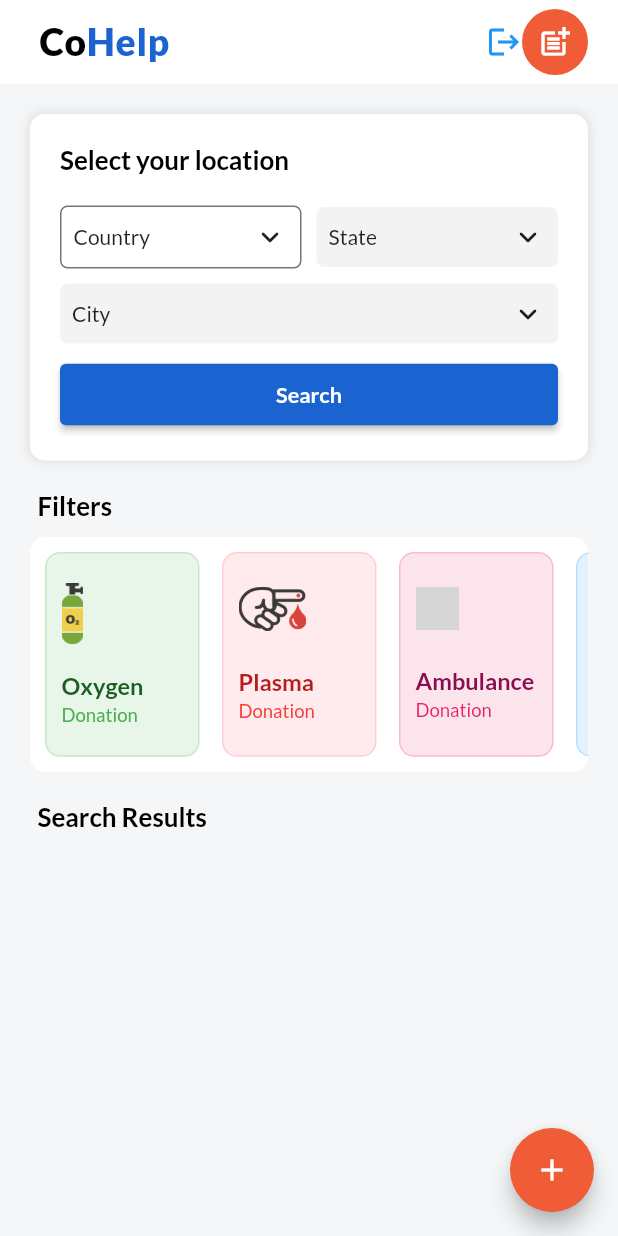
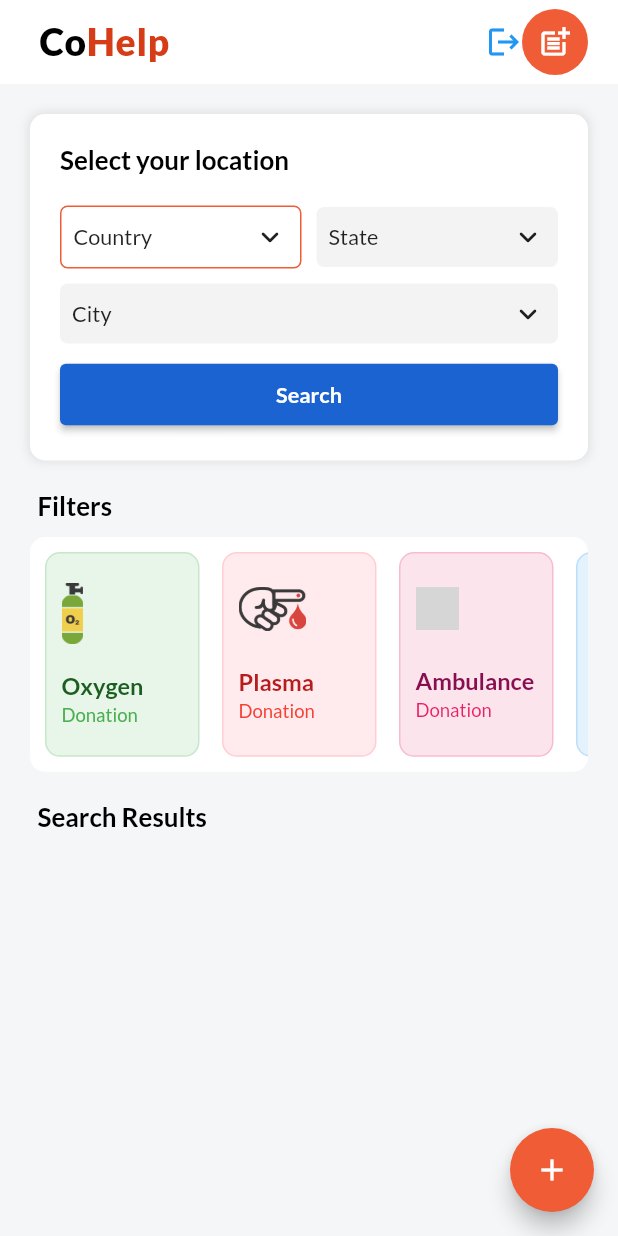
Before and after one commit to Ujjwal-here/Covid-help, a Flutter app: the screen it shows once a user with an empty profile is signed in, on a phone screen of 412 x 824 dp. Run offline on Flutter 3.47's test engine with Material 2 defaults, Android fonts, the phone set to English and light mode, and no system bars; drawn by our look-alikes of csc_picker; our stand-ins replace cloud_firestore, equatable, firebase_auth, firebase_core, get, google_fonts and 1 more; missing offline and left inert: enum_to_string; accounts and stored records are empty; grey boxes are pictures that could not be loaded.

Commit message:
minor changes

```diff
--- a/lib/screens/homescreen.dart
+++ b/lib/screens/homescreen.dart
@@ -18,7 +18,8 @@ class HomeScreen extends StatelessWidget {
   @override
   Widget build(BuildContext context) {
     SizeConfig().init(context);
-    return Scaffold(
+    return SafeArea(
+      child: Scaffold(
         appBar: AppBar(
           title: Container(
             margin: EdgeInsets.only(left: 10),
@@ -37,7 +38,7 @@ class HomeScreen extends StatelessWidget {
                   "Help",
                   style: GoogleFonts.lato(
                     fontSize: SizeConfig.safeBlockHorizontal * 6,
-                  color: Color.fromRGBO(26, 99, 209, 1),
+                    color: const Color.fromRGBO(214, 61, 22, 1),
                     fontWeight: FontWeight.w900,
                     letterSpacing: 0.5,
                   ),
@@ -59,10 +60,10 @@ class HomeScreen extends StatelessWidget {
               ),
             ),
             Container(
-            padding: EdgeInsets.all(10),
+              padding: const EdgeInsets.all(10),
               decoration: BoxDecoration(
                 shape: BoxShape.circle,
-              color: Color.fromRGBO(239, 92, 54, 1),
+                color: const Color.fromRGBO(239, 92, 54, 1),
               ),
               margin: const EdgeInsets.only(right: 20),
               child: GestureDetector(
@@ -77,7 +78,7 @@ class HomeScreen extends StatelessWidget {
             ),
           ],
         ),
-      backgroundColor: Color.fromRGBO(244, 246, 248, 1),
+        backgroundColor: const Color.fromRGBO(244, 246, 248, 1),
         body: CustomScrollView(
           slivers: [
             SliverToBoxAdapter(
@@ -121,14 +122,16 @@ class HomeScreen extends StatelessWidget {
                                 borderRadius: BorderRadius.circular(5),
                                 color: Colors.white,
                                 border: Border.all(
-                                color: Colors.black54,
+                                  color: const Color.fromRGBO(239, 92, 54, 1),
                                 ),
                               ),
                               disabledDropdownDecoration: BoxDecoration(
                                 color: Color.fromRGBO(243, 243, 243, 1),
                                 borderRadius: BorderRadius.circular(5),
                               ),
-                            selectedItemStyle: GoogleFonts.lato(),
+                              selectedItemStyle: GoogleFonts.lato(
+                                fontSize: SizeConfig.safeBlockHorizontal * 3.5,
+                              ),
                               dropdownHeadingStyle:
                                   GoogleFonts.lato(color: Colors.white),
                               dropdownItemStyle: GoogleFonts.lato(),
@@ -157,7 +160,7 @@ class HomeScreen extends StatelessWidget {
                                   EdgeInsets.all(12),
                                 ),
                                 backgroundColor: MaterialStateProperty.all(
-                                Color.fromRGBO(26, 99, 209, 1),
+                                  const Color.fromRGBO(26, 99, 209, 1),
                                 ),
                                 textStyle: MaterialStateProperty.all(
                                   GoogleFonts.lato(
@@ -188,7 +191,7 @@ class HomeScreen extends StatelessWidget {
                       builder: (controller) {
                         return Container(
                           height: SizeConfig.blockSizeVertical * 19,
-                        margin: EdgeInsets.only(top: 10),
+                          margin: const EdgeInsets.only(top: 10),
                           decoration: BoxDecoration(
                             color: Colors.white,
                             borderRadius: BorderRadius.circular(10),
@@ -215,12 +218,14 @@ class HomeScreen extends StatelessWidget {
                                     ),
                                   ),
                                   child: Column(
-                                  crossAxisAlignment: CrossAxisAlignment.start,
+                                    crossAxisAlignment:
+                                        CrossAxisAlignment.start,
                                     mainAxisAlignment:
                                         MainAxisAlignment.spaceAround,
                                     children: [
                                       Image(
-                                      height: SizeConfig.blockSizeVertical * 5,
+                                        height:
+                                            SizeConfig.blockSizeVertical * 5,
                                         image: AssetImage(
                                           "assets/oxygen-cylinder.png",
                                         ),
@@ -267,7 +272,7 @@ class HomeScreen extends StatelessWidget {
                                 },
                                 child: Container(
                                   width: SizeConfig.blockSizeHorizontal * 25,
-                                margin: EdgeInsets.only(
+                                  margin: const EdgeInsets.only(
                                       right: 10, top: 10, left: 5, bottom: 10),
                                   padding: const EdgeInsets.all(10),
                                   decoration: BoxDecoration(
@@ -280,7 +285,8 @@ class HomeScreen extends StatelessWidget {
                                     ),
                                   ),
                                   child: Column(
-                                  crossAxisAlignment: CrossAxisAlignment.start,
+                                    crossAxisAlignment:
+                                        CrossAxisAlignment.start,
                                     mainAxisAlignment:
                                         MainAxisAlignment.spaceAround,
                                     children: [
@@ -333,20 +339,22 @@ class HomeScreen extends StatelessWidget {
                                 },
                                 child: Container(
                                   width: SizeConfig.blockSizeHorizontal * 25,
-                                margin: EdgeInsets.only(
+                                  margin: const EdgeInsets.only(
                                       right: 10, top: 10, left: 5, bottom: 10),
                                   padding: const EdgeInsets.all(10),
                                   decoration: BoxDecoration(
                                     color: Colors.pink[50],
                                     borderRadius: BorderRadius.circular(10),
                                     border: Border.all(
-                                    color: controller.isAmbulanceSelected.value
+                                      color:
+                                          controller.isAmbulanceSelected.value
                                               ? Colors.red
                                               : Colors.pink[100],
                                     ),
                                   ),
                                   child: Column(
-                                  crossAxisAlignment: CrossAxisAlignment.start,
+                                    crossAxisAlignment:
+                                        CrossAxisAlignment.start,
                                     mainAxisAlignment:
                                         MainAxisAlignment.spaceAround,
                                     children: [
@@ -399,7 +407,7 @@ class HomeScreen extends StatelessWidget {
                                 },
                                 child: Container(
                                   width: SizeConfig.blockSizeHorizontal * 25,
-                                margin: EdgeInsets.only(
+                                  margin: const EdgeInsets.only(
                                       right: 10, top: 10, left: 5, bottom: 10),
                                   padding: const EdgeInsets.all(10),
                                   decoration: BoxDecoration(
@@ -412,12 +420,14 @@ class HomeScreen extends StatelessWidget {
                                     ),
                                   ),
                                   child: Column(
-                                  crossAxisAlignment: CrossAxisAlignment.start,
+                                    crossAxisAlignment:
+                                        CrossAxisAlignment.start,
                                     mainAxisAlignment:
                                         MainAxisAlignment.spaceAround,
                                     children: [
                                       Image(
-                                      height: SizeConfig.blockSizeVertical * 3,
+                                        height:
+                                            SizeConfig.blockSizeVertical * 3,
                                         image: AssetImage(
                                           "assets/pills-tablets.png",
                                         ),
@@ -464,7 +474,7 @@ class HomeScreen extends StatelessWidget {
                                 },
                                 child: Container(
                                   width: SizeConfig.blockSizeHorizontal * 25,
-                                margin: EdgeInsets.only(
+                                  margin: const EdgeInsets.only(
                                       right: 10, top: 10, left: 5, bottom: 10),
                                   padding: const EdgeInsets.all(10),
                                   decoration: BoxDecoration(
@@ -477,7 +487,8 @@ class HomeScreen extends StatelessWidget {
                                     ),
                                   ),
                                   child: Column(
-                                  crossAxisAlignment: CrossAxisAlignment.start,
+                                    crossAxisAlignment:
+                                        CrossAxisAlignment.start,
                                     mainAxisAlignment:
                                         MainAxisAlignment.spaceAround,
                                     children: [
@@ -530,7 +541,7 @@ class HomeScreen extends StatelessWidget {
                                 },
                                 child: Container(
                                   width: SizeConfig.blockSizeHorizontal * 25,
-                                margin: EdgeInsets.only(
+                                  margin: const EdgeInsets.only(
                                       right: 10, top: 10, left: 5, bottom: 10),
                                   padding: const EdgeInsets.all(10),
                                   decoration: BoxDecoration(
@@ -543,12 +554,14 @@ class HomeScreen extends StatelessWidget {
                                     ),
                                   ),
                                   child: Column(
-                                  crossAxisAlignment: CrossAxisAlignment.start,
+                                    crossAxisAlignment:
+                                        CrossAxisAlignment.start,
                                     mainAxisAlignment:
                                         MainAxisAlignment.spaceAround,
                                     children: [
                                       Image(
-                                      height: SizeConfig.blockSizeVertical * 4,
+                                        height:
+                                            SizeConfig.blockSizeVertical * 4,
                                         image: AssetImage(
                                           "assets/donate-donation.png",
                                         ),
@@ -658,7 +671,8 @@ class HomeScreen extends StatelessWidget {
                                 maxLines: 1,
                                 overflow: TextOverflow.ellipsis,
                                 style: GoogleFonts.lato(
-                                fontSize: SizeConfig.safeBlockHorizontal * 5.5,
+                                  fontSize:
+                                      SizeConfig.safeBlockHorizontal * 5.5,
                                   color: Colors.white,
                                   fontWeight: FontWeight.w800,
                                 ),
@@ -681,8 +695,7 @@ class HomeScreen extends StatelessWidget {
                                     ),
                                     child: Row(
                                       children: [
-                                      Container(
-                                        child: Text(
+                                        Text(
                                           "City :",
                                           style: GoogleFonts.lato(
                                             fontSize:
@@ -691,16 +704,17 @@ class HomeScreen extends StatelessWidget {
                                             color: Colors.white,
                                           ),
                                         ),
-                                      ),
-                                      Container(
+                                        Flexible(
+                                          child: Container(
                                             child: Text(
                                               "\t\t${result.city.capitalizeFirst}",
                                               style: GoogleFonts.lato(
-                                            fontSize:
-                                                SizeConfig.safeBlockHorizontal *
+                                                fontSize: SizeConfig
+                                                        .safeBlockHorizontal *
                                                     3.8,
                                                 color: Colors.white,
                                                 fontWeight: FontWeight.bold,
+                                              ),
                                             ),
                                           ),
                                         ),
@@ -717,8 +731,7 @@ class HomeScreen extends StatelessWidget {
                                       crossAxisAlignment:
                                           CrossAxisAlignment.start,
                                       children: [
-                                      Container(
-                                        child: Text(
+                                        Text(
                                           "Type :",
                                           style: GoogleFonts.lato(
                                             fontSize:
@@ -726,7 +739,6 @@ class HomeScreen extends StatelessWidget {
                                                     3.7,
                                             color: Colors.white,
                                             //fontWeight: FontWeight.bold,
-                                          ),
                                           ),
                                         ),
                                         Flexible(
@@ -778,7 +790,8 @@ class HomeScreen extends StatelessWidget {
                                       "Read more",
                                       style: GoogleFonts.lato(
                                         fontSize:
-                                          SizeConfig.safeBlockHorizontal * 3.4,
+                                            SizeConfig.safeBlockHorizontal *
+                                                3.4,
                                         color: Colors.black87,
                                         fontWeight: FontWeight.bold,
                                       ),
@@ -804,12 +817,13 @@ class HomeScreen extends StatelessWidget {
                   editMode: false,
                 ));
           },
-        backgroundColor: Color.fromRGBO(239, 92, 54, 1),
+          backgroundColor: const Color.fromRGBO(239, 92, 54, 1),
           child: Icon(
             Icons.add,
             color: Colors.white,
           ),
         ),
+      ),
     );
   }
 }
```
Lines whose indentation alone changed are shown as unchanged.
